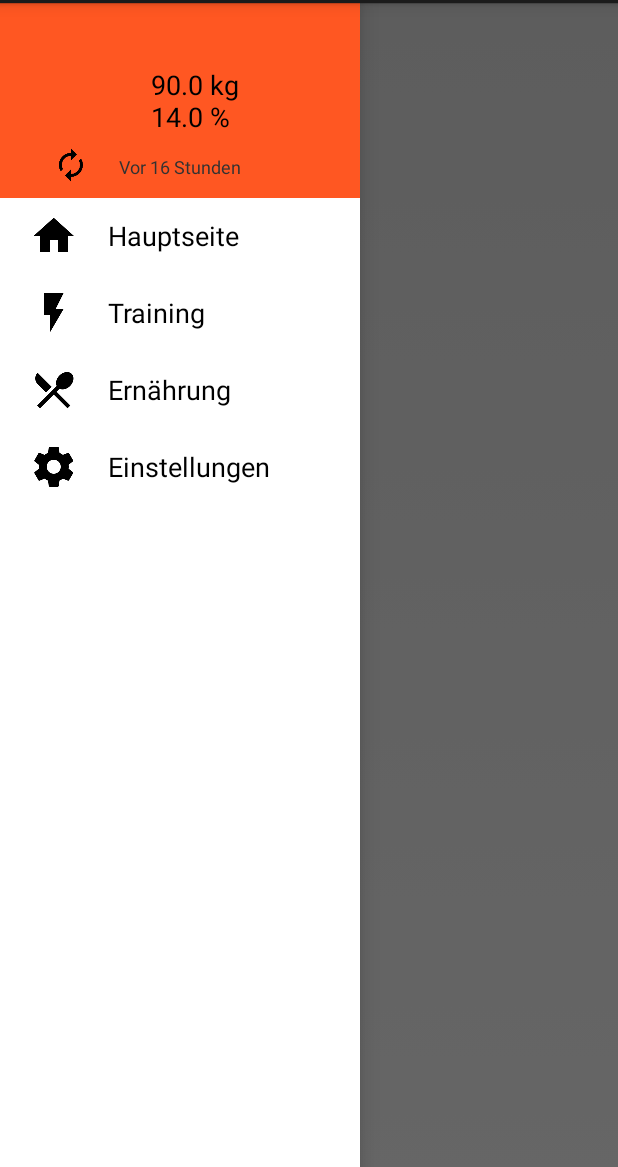
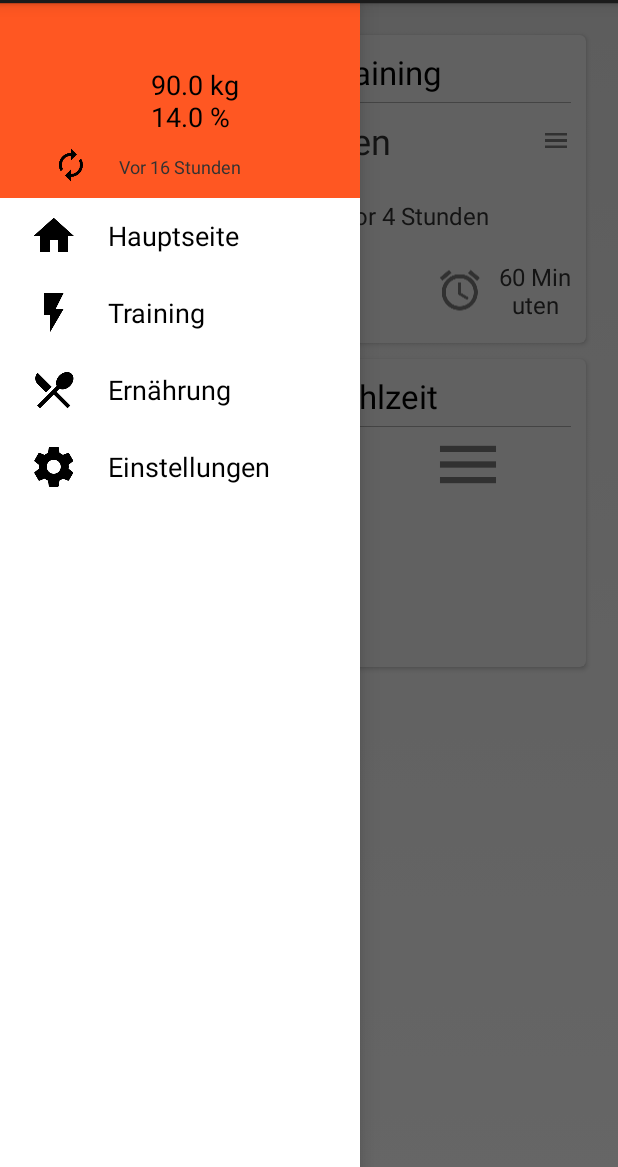
Before and after one commit to dartmann/ChaRoWin.Android, an Android app: the screen it shows after launch (MainActivity), with the side drawer open, on a phone screen of 412 x 824 dp, the part 69-1236 px from its top. Run offline under Robolectric (Android 15) with nearby library versions, the phone set to English and light mode, and no system bars; libraries missing offline, so code that uses them is left out: com.pkmmte.view; plain views replace CircularImageView; pictures from the network do not load; 2 statements that could not run were skipped.

Commit message:
changed topfragment view

```diff
--- /dev/null
+++ b/app/src/main/java/de/davidartmann/charowin/adapter/TopAdapter.java
@@ -0,0 +1,125 @@
+package de.davidartmann.charowin.adapter;
+
+import android.content.Context;
+import android.support.v7.widget.RecyclerView;
+import android.view.LayoutInflater;
+import android.view.View;
+import android.view.ViewGroup;
+import android.widget.ImageView;
+import android.widget.ListView;
+import android.widget.TextView;
+
+import java.util.List;
+
+import de.davidartmann.charowin.R;
+import de.davidartmann.charowin.model.TopAdapterModel;
+
+/**
+ * Adapter class for the {@link de.davidartmann.charowin.fragment.TopFragment}
+ *
+ * Created by David on 29.09.2015.
+ */
+public class TopAdapter extends RecyclerView.Adapter<TopAdapter.TopViewHolder> {
+
+    private List<TopAdapterModel> topAdapterModels;
+
+    public TopAdapter(List<TopAdapterModel> topAdapterModels) {
+        this.topAdapterModels = topAdapterModels;
+    }
+
+    public static class TopViewHolder extends RecyclerView.ViewHolder {
+        public TextView mTitleTextView;
+        public ImageView mMoveVerticalImageView;
+        public TextView mTrainingNameTextView;
+        public TextView mTrainingsDayTextView;
+        public TextView mAmountExercisesTextView;
+        public ImageView mCardSettingsImageView;
+        public TextView mTimeSinceLastExerciseTextView;
+        public ImageView mAverageTrainingTimeImageView;
+        public TextView mAverageTrainingsTimeTextView;
+        public Context context;
+
+        public TopViewHolder(View view) {
+            super(view);
+            mTitleTextView = (TextView) view.findViewById(R.id.fragment_top_cardview_linearlayout_textview_title);
+            mMoveVerticalImageView = (ImageView) view.findViewById(R.id.fragment_top_cardview_linearlayout_imageview_moveverticalicon);
+            mTrainingNameTextView = (TextView) view.findViewById(R.id.fragment_top_cardview_linearlayout_textview_trainingname);
+            mTrainingsDayTextView = (TextView) view.findViewById(R.id.fragment_top_cardview_linearlayout_textview_trainingday);
+            mAmountExercisesTextView = (TextView) view.findViewById(R.id.fragment_top_cardview_linearlayout_textview_amountexercices);
+            mCardSettingsImageView = (ImageView) view.findViewById(R.id.fragment_top_cardview_linearlayout_imageview_cardsettings);
+            mTimeSinceLastExerciseTextView = (TextView) view.findViewById(R.id.fragment_top_cardview_linearlayout_textview_lastexercisedate);
+            mAverageTrainingTimeImageView = (ImageView) view.findViewById(R.id.fragment_top_cardview_linearlayout_imageview_averagetrainingtimeicon);
+            mAverageTrainingsTimeTextView = (TextView) view.findViewById(R.id.fragment_top_cardview_linearlayout_textview_averagetrainingtimetext);
+            context = view.getContext();
+        }
+    }
+
+    /**
+     * Called by RecyclerView to display the data at the specified position. This method
+     * should update the contents of the {@link TopViewHolder#itemView} to reflect the item at
+     * the given position.
+     * <p/>
+     * Note that unlike {@link ListView}, RecyclerView will not call this
+     * method again if the position of the item changes in the data set unless the item itself
+     * is invalidated or the new position cannot be determined. For this reason, you should only
+     * use the <code>position</code> parameter while acquiring the related data item inside this
+     * method and should not keep a copy of it. If you need the position of an item later on
+     * (e.g. in a click listener), use {@link TopViewHolder#getAdapterPosition()} which will have
+     * the updated adapter position.
+     *
+     * @param holder   The ViewHolder which should be updated to represent the contents of the
+     *                 item at the given position in the data set.
+     * @param position The position of the item within the adapter's data set.
+     */
+    @Override
+    public void onBindViewHolder(TopViewHolder holder, int position) {
+        TopAdapterModel topAdapterModel = topAdapterModels.get(position);
+        holder.mTitleTextView.setText(topAdapterModel.getTitle());
+//        holder.mMoveVerticalImageView.setImageResource(topAdapterModel.getMoveVertivalImageResourceId());
+        holder.mTrainingNameTextView.setText(topAdapterModel.getTrainingOrMealName());
+        holder.mTrainingsDayTextView.setText(topAdapterModel.getTrainingOrMealDay());
+        holder.mAmountExercisesTextView.setText(topAdapterModel.getAmountExercisesOrEnergyValue());
+//        holder.mCardSettingsImageView.setImageResource(topAdapterModel.getCardSettingsImageResourceId());
+        holder.mTimeSinceLastExerciseTextView.setText(topAdapterModel.getTimeSinceLastExercise());
+//        holder.mAverageTrainingTimeImageView.setImageResource(topAdapterModel.getAverageTrainingsImageResourceId());
+        holder.mAverageTrainingsTimeTextView.setText(topAdapterModel.getAverageTrainingsTime());
+    }
+
+    /**
+     * Returns the total number of items in the data set hold by the adapter.
+     *
+     * @return The total number of items in this adapter.
+     */
+    @Override
+    public int getItemCount() {
+        return topAdapterModels.size();
+    }
+
+    /**
+     * Called when RecyclerView needs a new {@link TopViewHolder} of the given type to represent
+     * an item.
+     * <p/>
+     * This new ViewHolder should be constructed with a new View that can represent the items
+     * of the given type. You can either create a new View manually or inflate it from an XML
+     * layout file.
+     * <p/>
+     * The new ViewHolder will be used to display items of the adapter using
+     * {@link #onBindViewHolder(TopViewHolder, int)}. Since it will be re-used to display different
+     * items in the data set, it is a good idea to cache references to sub views of the View to
+     * avoid unnecessary {@link View#findViewById(int)} calls.
+     *
+     * @param parent   The ViewGroup into which the new View will be added after it is bound to
+     *                 an adapter position.
+     * @param viewType The view type of the new View.
+     * @return A new ViewHolder that holds a View of the given view type.
+     * @see #getItemViewType(int)
+     * @see #onBindViewHolder(TopViewHolder, int)
+     */
+    @Override
+    public TopViewHolder onCreateViewHolder(ViewGroup parent, int viewType) {
+        View view = LayoutInflater
+                .from(parent.getContext())
+                .inflate(R.layout.fragment_top_cardlayout, parent, false);
+        return new TopViewHolder(view);
+    }
+}
--- a/app/src/main/java/de/davidartmann/charowin/fragment/TopFragment.java
+++ b/app/src/main/java/de/davidartmann/charowin/fragment/TopFragment.java
@@ -2,28 +2,21 @@ package de.davidartmann.charowin.fragment;
 
 import android.app.Fragment;
 import android.app.FragmentTransaction;
-import android.media.Image;
 import android.os.Bundle;
-import android.os.StrictMode;
 import android.support.annotation.Nullable;
+import android.support.v7.widget.LinearLayoutManager;
+import android.support.v7.widget.RecyclerView;
 import android.util.Log;
 import android.view.LayoutInflater;
 import android.view.View;
 import android.view.ViewGroup;
-import android.widget.ImageView;
-import android.widget.TextView;
 
-import com.android.volley.Request;
-import com.android.volley.RequestQueue;
-import com.android.volley.Response;
-import com.android.volley.VolleyError;
-import com.android.volley.toolbox.StringRequest;
-import com.android.volley.toolbox.Volley;
-import com.pkmmte.view.CircularImageView;
-import com.squareup.picasso.Callback;
-import com.squareup.picasso.Picasso;
+import java.util.ArrayList;
+import java.util.List;
 
 import de.davidartmann.charowin.R;
+import de.davidartmann.charowin.adapter.TopAdapter;
+import de.davidartmann.charowin.model.TopAdapterModel;
 
 /**
  * Created by David on 28.08.2015.
@@ -32,30 +25,32 @@ public class TopFragment extends Fragment {
 
     private static final String TOP_FRAGMENT = "TopFragment";
 
-    private CircularImageView mCircularImageViewTraining;
-    private CircularImageView mCircularImageViewDiet;
-    private ImageView imageView;
+    //TODO: instead of a recyclerview we create a fixed gui with the two "cards"
+
+    private RecyclerView mRecyclerView;
+    private RecyclerView.Adapter mAdapter;
+    private RecyclerView.LayoutManager mLayoutManager;
 
     @Nullable
     @Override
     public View onCreateView(LayoutInflater inflater, ViewGroup container, Bundle savedInstanceState) {
-        //TODO: debugging, delete tp when finished
-        StrictMode.ThreadPolicy policy = new StrictMode.ThreadPolicy.Builder().permitAll().build();
-        StrictMode.setThreadPolicy(policy);
+//        StrictMode.ThreadPolicy policy = new StrictMode.ThreadPolicy.Builder().permitAll().build();
+//        StrictMode.setThreadPolicy(policy);
         View view = inflater.inflate(R.layout.fragment_top, container, false);
         if (view != null) {
+            mRecyclerView = (RecyclerView) view.findViewById(R.id.fragment_top_recyclerview);
+            mRecyclerView.setHasFixedSize(true);
+            mLayoutManager = new LinearLayoutManager(view.getContext());
+            mRecyclerView.setLayoutManager(mLayoutManager);
+            mAdapter = new TopAdapter(createTopAdapterModels());//TODO: debugging, change to real data when possible
+            mRecyclerView.setAdapter(mAdapter);
             /*
-            mCircularImageViewTraining = (CircularImageView) view.findViewById(R.id.fragment_top_imageview_training);
-            mCircularImageViewDiet = (CircularImageView) view.findViewById(R.id.fragment_top_imageview_diet);
-            */
-            //TODO: debugging
             imageView = (ImageView) view.findViewById(R.id.fragment_top_imageview_debug);
             Picasso.with(view.getContext()).setLoggingEnabled(true);
             Picasso.with(view.getContext())
                     .load("http://4.bp.blogspot.com/-a77bEtz0S48/USJ5cZL_ByI/AAAAAAAAFD8/LHJ_JWbYCOU/s1600/Arnold+Schwarzenegger+0.jpg")
                     .into(imageView);
 
-            /*
             mCircularImageViewTraining.setOnClickListener(new View.OnClickListener() {
                 @Override
                 public void onClick(View v) {
@@ -76,6 +71,38 @@ public class TopFragment extends Fragment {
     }
 
     /**
+     * Helper method for creating the models for the recyclerview.
+     *
+     * @return List of TopAdapterModel
+     */
+    private List<TopAdapterModel> createTopAdapterModels() {
+        List<TopAdapterModel> topAdapterModels = new ArrayList<>();
+        for (int i = 0; i < 2; i++) {
+            TopAdapterModel topAdapterModel = new TopAdapterModel();;
+            switch (i) {
+                case 0:
+                    topAdapterModel.setTitle(getString(R.string.fragment_top_next_training_title));
+                    topAdapterModel.setTrainingOrMealName("Brust und Rücken");
+                    topAdapterModel.setTrainingOrMealDay("Montag");
+                    topAdapterModel.setAmountExercisesOrEnergyValue("5");
+                    topAdapterModel.setTimeSinceLastExercise("Vor 4 Stunden");
+                    topAdapterModel.setAverageTrainingsTime("60 Minuten");
+                    break;
+                case 1:
+                    topAdapterModel.setTitle(getString(R.string.fragment_top_next_meal_title));
+                    topAdapterModel.setTrainingOrMealName("Frühstück");
+                    topAdapterModel.setTrainingOrMealDay("Montag");
+                    topAdapterModel.setAmountExercisesOrEnergyValue("750 kCal");
+                    topAdapterModel.setTimeSinceLastExercise("");
+                    topAdapterModel.setAverageTrainingsTime("");
+                    break;
+            }
+            topAdapterModels.add(topAdapterModel);
+        }
+        return topAdapterModels;
+    }
+
+    /**
      * Helper method to call #getFragmentManager and replace a given Fragment
      * @param fragment
      */
--- /dev/null
+++ b/app/src/main/java/de/davidartmann/charowin/model/TopAdapterModel.java
@@ -0,0 +1,90 @@
+package de.davidartmann.charowin.model;
+
+/**
+ * Model class for the {@link de.davidartmann.charowin.adapter.TopAdapter}
+ *
+ * Created by David on 29.09.2015.
+ */
+public class TopAdapterModel {
+    private String title;
+    private int moveVertivalImageResourceId;
+    private String trainingOrMealName;
+    private String trainingOrMealDay;
+    private String amountExercisesOrEnergyValue;
+    private int cardSettingsImageResourceId;
+    private String timeSinceLastExercise;
+    private int averageTrainingsImageResourceId;
+    private String averageTrainingsTime;
+
+    public String getTitle() {
+        return title;
+    }
+
+    public void setTitle(String title) {
+        this.title = title;
+    }
+
+    public int getMoveVertivalImageResourceId() {
+        return moveVertivalImageResourceId;
+    }
+
+    public void setMoveVertivalImageResourceId(int moveVertivalImageResourceId) {
+        this.moveVertivalImageResourceId = moveVertivalImageResourceId;
+    }
+
+    public String getTrainingOrMealName() {
+        return trainingOrMealName;
+    }
+
+    public void setTrainingOrMealName(String trainingOrMealName) {
+        this.trainingOrMealName = trainingOrMealName;
+    }
+
+    public String getTrainingOrMealDay() {
+        return trainingOrMealDay;
+    }
+
+    public void setTrainingOrMealDay(String trainingOrMealDay) {
+        this.trainingOrMealDay = trainingOrMealDay;
+    }
+
+    public String getAmountExercisesOrEnergyValue() {
+        return amountExercisesOrEnergyValue;
+    }
+
+    public void setAmountExercisesOrEnergyValue(String amountExercisesOrEnergyValue) {
+        this.amountExercisesOrEnergyValue = amountExercisesOrEnergyValue;
+    }
+
+    public int getCardSettingsImageResourceId() {
+        return cardSettingsImageResourceId;
+    }
+
+    public void setCardSettingsImageResourceId(int cardSettingsImageResourceId) {
+        this.cardSettingsImageResourceId = cardSettingsImageResourceId;
+    }
+
+    public String getTimeSinceLastExercise() {
+        return timeSinceLastExercise;
+    }
+
+    public void setTimeSinceLastExercise(String timeSinceLastExercise) {
+        this.timeSinceLastExercise = timeSinceLastExercise;
+    }
+
+    public int getAverageTrainingsImageResourceId() {
+        return averageTrainingsImageResourceId;
+    }
+
+    public void setAverageTrainingsImageResourceId(int averageTrainingsImageResourceId) {
+        this.averageTrainingsImageResourceId = averageTrainingsImageResourceId;
+    }
+
+    public String getAverageTrainingsTime() {
+        return averageTrainingsTime;
+    }
+
+    public void setAverageTrainingsTime(String averageTrainingsTime) {
+        this.averageTrainingsTime = averageTrainingsTime;
+    }
+}
--- a/app/src/main/res/layout/drawer_list_item.xml
+++ b/app/src/main/res/layout/drawer_list_item.xml
@@ -1,3 +1,4 @@
+<!-- not in use anymore, saved for knowledge -->
 <TextView xmlns:android="http://schemas.android.com/apk/res/android"
     android:id="@android:id/text1"
     android:layout_width="match_parent"
--- a/app/src/main/res/layout/fragment_top.xml
+++ b/app/src/main/res/layout/fragment_top.xml
@@ -9,66 +9,17 @@
     <ImageView
         android:layout_width="wrap_content"
         android:layout_height="wrap_content"
-        android:id="@+id/fragment_top_imageview_debug">
-    </ImageView>
+        android:id="@+id/fragment_top_imageview_debug"
+        />
 
-    <!--
-    <com.pkmmte.view.CircularImageView
-        android:id="@+id/fragment_top_imageview_training"
-        android:layout_width="250dp"
-        android:layout_height="250dp"
-        android:src="@drawable/gymnast_max_big"
-        android:layout_centerHorizontal="true"
-        android:layout_marginTop="5dp"
-        app:border="true"
-        app:border_color="#EEEEEE"
-        app:border_width="2dp"
-        app:selector="true"
-        app:selector_color="@android:color/transparent"
-        app:selector_stroke_color="#EEEEEE"
-        app:selector_stroke_width="2dp"
-        app:shadow="true" />
-
-    <com.pkmmte.view.CircularImageView
-        android:id="@+id/fragment_top_imageview_diet"
-        android:layout_below="@id/fragment_top_imageview_training"
-        android:layout_width="250dp"
-        android:layout_height="250dp"
-        android:src="@drawable/healthy_food_max_big"
-        android:layout_centerHorizontal="true"
-        android:layout_marginTop="5dp"
-        app:border="true"
-        app:border_color="#EEEEEE"
-        app:border_width="10dp"
-        app:selector="true"
-        app:selector_color="@android:color/transparent"
-        app:selector_stroke_color="#EEEEEE"
-        app:selector_stroke_width="2dp"
-        app:shadow="true" />
-
-
-    <ImageView
-        android:id="@+id/fragment_top_imageview1"
-        android:layout_below="@id/fragment_top_textview"
-        android:layout_width="128dp"
-        android:layout_height="128dp"
-        android:scaleType="fitXY"
-        android:layout_centerHorizontal="true"
-        android:contentDescription="@string/fragment_training_title"
-        android:src="@drawable/gymnast_max"/>
-    -->
-
-    <!--
-    <ImageView
-        android:id="@+id/fragment_top_imageview2"
-        android:layout_below="@id/fragment_top_imageview1"
-        android:layout_marginTop="20dp"
-        android:layout_width="128dp"
-        android:layout_height="128dp"
-        android:scaleType="fitXY"
-        android:layout_centerHorizontal="true"
-        android:contentDescription="@string/fragment_diet_title"
-        android:src="@drawable/healthy_food_max"/>
-        -->
+    <android.support.v7.widget.RecyclerView
+        android:id="@+id/fragment_top_recyclerview"
+        android:layout_width="match_parent"
+        android:layout_height="match_parent"
+        android:paddingLeft="@dimen/activity_horizontal_margin"
+        android:paddingRight="@dimen/activity_horizontal_margin"
+        android:paddingTop="@dimen/activity_vertical_margin"
+        android:paddingBottom="@dimen/activity_vertical_margin"
+        />
 
 </RelativeLayout>
--- /dev/null
+++ b/app/src/main/res/layout/fragment_top_cardlayout.xml
@@ -0,0 +1,140 @@
+<?xml version="1.0" encoding="utf-8"?>
+<android.support.v7.widget.CardView
+    xmlns:card_view="http://schemas.android.com/apk/res-auto"
+    xmlns:android="http://schemas.android.com/apk/res/android"
+    android:id="@+id/fragment_training_cardview"
+    android:layout_width="match_parent"
+    android:layout_height="wrap_content"
+    card_view:cardCornerRadius="4dp"
+    android:layout_margin="5dp">
+
+    <RelativeLayout
+        android:id="@+id/fragment_top_cardview_linearlayout"
+        android:padding="10dp"
+        android:orientation="vertical"
+        android:showDividers="middle"
+        android:dividerPadding="10dp"
+        android:layout_width="match_parent"
+        android:layout_height="match_parent">
+
+        <TextView
+            android:id="@+id/fragment_top_cardview_linearlayout_textview_title"
+            android:layout_width="match_parent"
+            android:layout_height="wrap_content"
+            android:text="Nächstes Training"
+            android:gravity="center_horizontal"
+            android:textAppearance="?android:attr/textAppearanceLarge"
+            android:fadingEdge="vertical"
+            />
+        <View
+            android:layout_width="fill_parent"
+            android:layout_below="@id/fragment_top_cardview_linearlayout_textview_title"
+            android:layout_marginTop="5dp"
+            android:layout_height="0.2dp"
+            android:id="@+id/fragment_top_cardview_linearlayout_title_textview_separator"
+            android:visibility="visible"
+            android:background="@android:color/darker_gray"/>
+
+        <ImageView
+            android:id="@+id/fragment_top_cardview_linearlayout_imageview_moveverticalicon"
+            android:layout_width="wrap_content"
+            android:src="@drawable/ic_more_vert_black_24dp"
+            android:scaleType="centerInside"
+            android:layout_centerVertical="true"
+            android:layout_gravity="center_horizontal"
+            android:layout_below="@id/fragment_top_cardview_linearlayout_title_textview_separator"
+            android:contentDescription="@string/fragment_training_cardlayout_exercise"
+            android:layout_height="150dp"
+            android:alpha="0.5"
+            android:paddingRight="10dp"
+            />
+
+        <TextView
+            android:id="@+id/fragment_top_cardview_linearlayout_textview_trainingname"
+            android:text="trainingname"
+            android:layout_width="wrap_content"
+            android:layout_below="@id/fragment_top_cardview_linearlayout_title_textview_separator"
+            android:layout_toEndOf=
+                "@id/fragment_top_cardview_linearlayout_imageview_moveverticalicon"
+            android:textSize="24sp"
+            android:gravity="center"
+            android:layout_height="50dp"
+            />
+
+        <TextView
+            android:id="@+id/fragment_top_cardview_linearlayout_textview_trainingday"
+            android:text="trainingday"
+            android:layout_width="wrap_content"
+            android:layout_below="@id/fragment_top_cardview_linearlayout_textview_trainingname"
+            android:layout_toEndOf=
+                "@id/fragment_top_cardview_linearlayout_imageview_moveverticalicon"
+            android:textSize="24sp"
+            android:gravity="center"
+            android:layout_height="50dp"
+            />
+
+        <TextView
+            android:id="@+id/fragment_top_cardview_linearlayout_textview_amountexercices"
+            android:text="# exercises"
+            android:layout_width="wrap_content"
+            android:layout_below="@id/fragment_top_cardview_linearlayout_textview_trainingday"
+            android:layout_toEndOf=
+                "@id/fragment_top_cardview_linearlayout_imageview_moveverticalicon"
+            android:textSize="16sp"
+            android:gravity="center"
+            android:layout_height="50dp"
+            />
+
+        <ImageView
+            android:id="@+id/fragment_top_cardview_linearlayout_imageview_cardsettings"
+            android:layout_width="wrap_content"
+            android:src="@drawable/ic_menu_black_48dp"
+            android:layout_below="@id/fragment_top_cardview_linearlayout_title_textview_separator"
+            android:layout_gravity="center_horizontal"
+            android:layout_toEndOf="@id/fragment_top_cardview_linearlayout_textview_trainingname"
+            android:contentDescription="@string/fragment_training_cardlayout_exercise"
+            android:layout_height="50dp"
+            android:alpha="0.5"
+            android:paddingStart="100dp"
+            />
+
+        <TextView
+            android:id="@+id/fragment_top_cardview_linearlayout_textview_lastexercisedate"
+            android:text="Vor 36 Stunden"
+            android:layout_width="wrap_content"
+            android:layout_below="@id/fragment_top_cardview_linearlayout_textview_trainingname"
+            android:layout_toEndOf="@id/fragment_top_cardview_linearlayout_textview_trainingday"
+            android:textSize="16sp"
+            android:paddingStart="70dp"
+            android:gravity="center"
+            android:layout_height="50dp"
+            />
+
+        <ImageView
+            android:id="@+id/fragment_top_cardview_linearlayout_imageview_averagetrainingtimeicon"
+            android:layout_width="wrap_content"
+            android:src="@drawable/ic_alarm_black_24dp"
+            android:layout_below="@id/fragment_top_cardview_linearlayout_textview_lastexercisedate"
+            android:layout_gravity="center_horizontal"
+            android:layout_toEndOf="@id/fragment_top_cardview_linearlayout_textview_trainingname"
+            android:contentDescription="@string/fragment_training_cardlayout_exercise"
+            android:layout_height="50dp"
+            android:alpha="0.5"
+            android:paddingStart="30dp"
+            />
+
+        <TextView
+            android:id="@+id/fragment_top_cardview_linearlayout_textview_averagetrainingtimetext"
+            android:text="2 Stunden"
+            android:layout_width="wrap_content"
+            android:layout_below="@id/fragment_top_cardview_linearlayout_textview_lastexercisedate"
+            android:layout_toEndOf=
+                "@id/fragment_top_cardview_linearlayout_imageview_averagetrainingtimeicon"
+            android:textSize="16sp"
+            android:paddingStart="10dp"
+            android:gravity="center"
+            android:layout_height="50dp"
+            />
+
+    </RelativeLayout>
+</android.support.v7.widget.CardView>
--- a/app/src/main/res/values/strings.xml
+++ b/app/src/main/res/values/strings.xml
@@ -20,6 +20,8 @@
     <string name="fragment_top_title">Top Fragment</string>
     <string name="fragment_top_imageview_training">Training ImageView</string>
     <string name="fragment_top_imageview_diet">Diet ImageView</string>
+    <string name="fragment_top_next_training_title">Nächstes Training</string>
+    <string name="fragment_top_next_meal_title">Nächste Mahlzeit</string>
 
     <string name="fragment_training_title">Training</string>
     <string name="fragment_training_cardview_imageview">CardView Image</string>
```
Also changed, not shown: app/src/main/res/drawable-xxhdpi/ic_access_alarm_black_48dp.png (added), app/src/main/res/drawable-xxhdpi/ic_alarm_black_24dp.png (added), app/src/main/res/drawable-xxhdpi/ic_menu_black_48dp.png (added), app/src/main/res/drawable-xxhdpi/ic_more_vert_black_24dp.png (added), app/src/main/res/drawable-xxhdpi/ic_more_vert_black_48dp.png (added).
